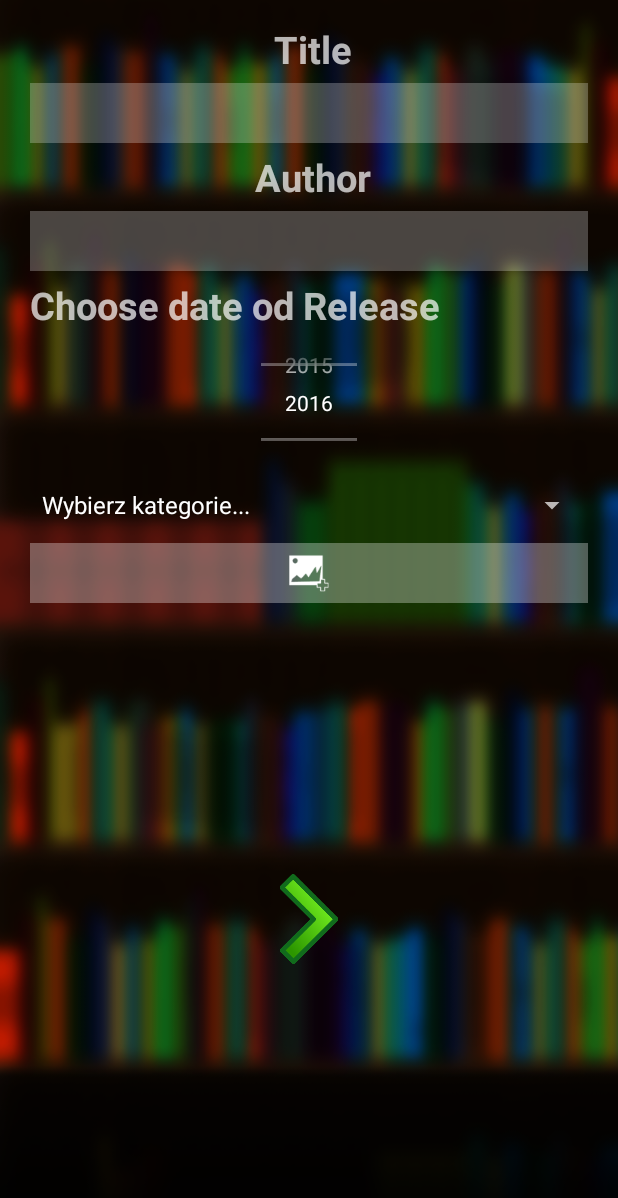
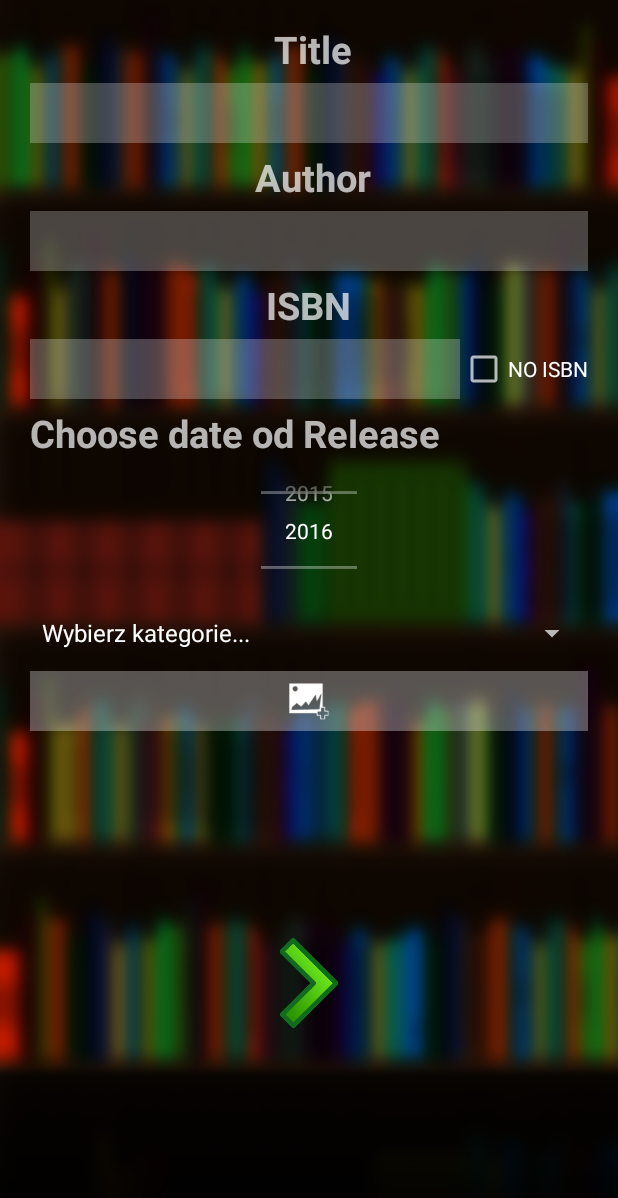
Before and after one commit to BCrossTeam/SmartCrossing-Android, an Android app: the AddBookActivity screen opened directly, with no data from a screen before it, on a phone screen of 412 x 824 dp. Shown: the top 1198 px of the screen. Run offline under Robolectric (Android 15) with nearby library versions, the phone set to English and light mode, and no system bars; our stand-ins replace CircleImageView.

Commit message:
Added no ISBN checkbox, handled no ISBN situation, fixed Map Crash

```diff
--- a/app/src/main/java/com/futurologeek/smartcrossing/AddBookActivity.java
+++ b/app/src/main/java/com/futurologeek/smartcrossing/AddBookActivity.java
@@ -4,6 +4,7 @@ import android.Manifest;
 import android.app.Activity;
 import android.app.AlertDialog;
 import android.app.Dialog;
+import android.content.Context;
 import android.content.DialogInterface;
 import android.content.Intent;
 import android.content.pm.PackageManager;
@@ -16,7 +17,11 @@ import android.support.design.widget.Snackbar;
 import android.support.v4.app.ActivityCompat;
 import android.support.v7.app.AppCompatActivity;
 import android.util.Log;
+import android.view.MotionEvent;
 import android.view.View;
+import android.view.inputmethod.InputMethodManager;
+import android.widget.CheckBox;
+import android.widget.CompoundButton;
 import android.widget.EditText;
 import android.widget.ImageView;
 import android.widget.LinearLayout;
@@ -37,9 +42,10 @@ import java.util.Calendar;
 public class AddBookActivity extends AppCompatActivity {
     String url = "";
     String creators = "";
-    EditText addTitle, addAuthor;
+    EditText addTitle, addAuthor, addISBN;
     NumberPicker year;
     ImageView arrow;
+    boolean hasISBN = false;
     RelativeLayout add_photo_relative;
     LinearLayout mainLinearLayout;
     ImageView choosePhotoIco;
@@ -51,6 +57,7 @@ public class AddBookActivity extends AppCompatActivity {
     private Uri outputFileUri;
     private Uri file;
     private Uri imageToUploadUri;
+    private CheckBox hasNumber;
     int yearvalue;
     JSONObject ob;
 
@@ -75,6 +82,7 @@ public class AddBookActivity extends AppCompatActivity {
     }
 
     public void findViews(){
+        hasNumber = (CheckBox) findViewById(R.id.checkBox);
         add_photo_relative = (RelativeLayout) findViewById(R.id.add_photo_relative);
         addTitle =   (EditText) findViewById(R.id.add_title);
         addAuthor = (EditText) findViewById(R.id.add_author);
@@ -83,6 +91,7 @@ public class AddBookActivity extends AppCompatActivity {
         mainLinearLayout = (LinearLayout) findViewById(R.id.mainlinearlayout);
         choosePhotoIco = (ImageView) findViewById(R.id.choose_photo_ic);
         catSelector = (Spinner) findViewById(R.id.cat_selector);
+        addISBN = (EditText) findViewById(R.id.add_ISBN);
     }
 
     public void setListeners(){
@@ -90,6 +99,30 @@ public class AddBookActivity extends AppCompatActivity {
         year.setMaxValue(cyear);
         year.setWrapSelectorWheel(false);
         year.setValue(cyear);
+
+        hasNumber.setOnCheckedChangeListener(new CompoundButton.OnCheckedChangeListener() {
+            @Override
+            public void onCheckedChanged(CompoundButton buttonView, boolean isChecked) {
+                if(isChecked){
+                    hasISBN = false;
+                    addISBN.setEnabled(false);
+
+                    addISBN.setBackgroundColor(getResources().getColor(R.color.grey));
+                } else {
+                    hasISBN = true;
+                    addISBN.setEnabled(true);
+                    addISBN.setBackgroundColor(getResources().getColor(R.color.fortyshadesofgrey));
+                }
+            }
+        });
+
+        mainLinearLayout.setOnTouchListener(new View.OnTouchListener() {
+            @Override
+            public boolean onTouch(View view, MotionEvent ev) {
+                hideKeyboard(view);
+                return false;
+            }
+        });
 
         arrow.setOnClickListener(new View.OnClickListener() {
             @Override
@@ -140,6 +173,12 @@ public class AddBookActivity extends AppCompatActivity {
                 dialog.show();
             }
         });
+    }
+
+    protected void hideKeyboard(View view)
+    {
+        InputMethodManager in = (InputMethodManager) getSystemService(Context.INPUT_METHOD_SERVICE);
+        in.hideSoftInputFromWindow(view.getWindowToken(), InputMethodManager.HIDE_NOT_ALWAYS);
     }
 
     class GetBookInfo extends AsyncTask<Void, Void, Void> {
@@ -384,6 +423,8 @@ public class AddBookActivity extends AppCompatActivity {
         }
 
 
+
+
     public void goToCropActivity(boolean itsOkayToBeNull, boolean calendarIsOkay) {
         if(!NetworkStatus.checkNetworkStatus(AddBookActivity.this)) {
             Toast.makeText(AddBookActivity.this, getResources().getString(R.string.no_network), Toast.LENGTH_LONG).show();
@@ -402,6 +443,17 @@ public class AddBookActivity extends AppCompatActivity {
         if(author.equals("")){
             Snackbar.make(mainLinearLayout, getString(R.string.desc_null), Snackbar.LENGTH_LONG).show();
             return;
+        }
+
+        if(hasISBN){
+            if (addISBN.getText().toString().equals("")){
+                Snackbar.make(mainLinearLayout, "NO ISBN", Snackbar.LENGTH_LONG).show();
+                return;
+            }
+            else if (addISBN.getText().toString().length() !=13 && addISBN.getText().toString().length()!=10){
+                Snackbar.make(mainLinearLayout, "BAD LENGTH", Snackbar.LENGTH_LONG).show();
+                return;
+            }
         }
 
        if(catSelector.getSelectedItemPosition()==0){
@@ -479,7 +531,7 @@ public class AddBookActivity extends AppCompatActivity {
                             par.put("user_auth_token", UserInfo.token);
                             par.put("book_title", title);
                             par.put("book_author", author);
-                            par.put("book_isbn", "0000000000000");
+                            par.put("book_isbn", addISBN.getText().toString());
                             par.put("book_publication_date", year.getValue());
                             par.put("book_category", GetCategory.returnCatCode(AddBookActivity.this, GetCategory.returnCatCode(AddBookActivity.this, catSelector.getSelectedItem().toString())));
                         } catch (JSONException e) {
@@ -537,6 +589,11 @@ public class AddBookActivity extends AppCompatActivity {
             b.putInt("year", year.getValue());
             b.putString("cat", catSelector.getSelectedItem().toString());
             cel.putExtra("aspect_x", 14);
+            if(hasISBN){
+                cel.putExtra("ISBN", addISBN.getText().toString());
+            } else {
+                cel.putExtra("ISBN", "0000000000000");
+            }
             cel.putExtra("aspect_y", 22);
             b.putString("title", title);
             b.putString("author", author);
--- a/app/src/main/java/com/futurologeek/smartcrossing/MainActivity.java
+++ b/app/src/main/java/com/futurologeek/smartcrossing/MainActivity.java
@@ -303,7 +303,6 @@ public class MainActivity extends AppCompatActivity {
                                 for (Iterator<Bookshelf> iter = punkty.listIterator(); iter.hasNext(); ) {
                                     Bookshelf a = iter.next();
                                     if (a.getDistance()>preferences.getInt("radius",30)) {
-                                        // Toast.makeText(MainActivity.this, "Za duzy dist"+a.getDistance()+" max "+preferences.getInt("radius",30), Toast.LENGTH_SHORT).show();
                                         iter.remove();
                                     }
                                 }
--- a/app/src/main/java/com/futurologeek/smartcrossing/MapActivity.java
+++ b/app/src/main/java/com/futurologeek/smartcrossing/MapActivity.java
@@ -189,7 +189,10 @@ public class MapActivity extends FragmentActivity {
                                             } else {
                                                sortList();
                                                 LatLngBounds.Builder builder = new LatLngBounds.Builder();
-                                                builder.include(new LatLng(punkty.get(0).getLatitude(), punkty.get(0).getLongitude()));
+                                                if(punkty.size()>0){
+                                                    builder.include(new LatLng(punkty.get(0).getLatitude(), punkty.get(0).getLongitude()));
+                                                }
+
                                                 builder.include(new LatLng(loc.latitude, loc.longitude));
                                                 LatLngBounds bounds = builder.build();
                                                 int padding = 200; // offset from edges of the map in pixels
--- a/app/src/main/res/layout/activity_add_book.xml
+++ b/app/src/main/res/layout/activity_add_book.xml
@@ -85,7 +85,69 @@
 
         </LinearLayout>
 
+
     </TableRow>
+
+    <TableRow
+        android:layout_width="match_parent"
+        android:layout_height="@dimen/eighty"
+        android:layout_marginLeft="@dimen/twenty"
+        android:layout_marginRight="@dimen/twenty"
+        android:layout_marginBottom="@dimen/five">
+
+        <LinearLayout
+            android:layout_width="match_parent"
+            android:layout_height="match_parent"
+            android:orientation="vertical">
+            <TextView
+                android:text="@string/ISBN"
+                android:layout_width="wrap_content"
+                android:layout_height="wrap_content"
+                android:textSize="@dimen/twenty_five"
+                android:layout_gravity="center"
+                android:textStyle="normal|bold"
+                android:layout_centerHorizontal="true"
+                android:layout_marginBottom="@dimen/five"
+                android:id="@+id/ISBN" />
+
+            <RelativeLayout
+    android:layout_height="@dimen/forty"
+    android:layout_width="fill_parent">
+
+                <CheckBox
+                    android:text="@string/no_ISBN"
+                    android:layout_width="wrap_content"
+                    android:layout_alignParentEnd="true"
+                    android:layout_alignParentRight="true"
+                    android:checked="false"
+                    android:layout_centerVertical="true"
+                    android:layout_height="wrap_content"
+                    android:id="@+id/checkBox" />
+
+                <EditText
+                android:maxLength="13"
+                android:inputType="number"
+                android:layout_width="fill_parent"
+                android:layout_height="@dimen/forty"
+                android:id="@+id/add_ISBN"
+                    android:textColorHint="@color/white"
+                android:singleLine="true"
+                android:background="@color/fortyshadesofgrey"
+                android:textColor="@color/white"
+                    android:layout_alignParentStart="true"
+                    android:layout_alignParentLeft="true"
+                android:gravity="center"
+                    android:layout_toLeftOf="@+id/checkBox"
+                    android:layout_toStartOf="@+id/checkBox" />
+
+
+            </RelativeLayout>
+
+        </LinearLayout>
+
+
+    </TableRow>
+
 
 
     <TableRow
--- a/app/src/main/res/values/color.xml
+++ b/app/src/main/res/values/color.xml
@@ -3,7 +3,7 @@
 
     <color name="notificationBarColor">#231a39</color>
     <color name="lighterNotificationBarColor">#3B356B</color>
-    <color name="grey">#817d7d</color>
+    <color name="grey">#404b4949</color>
     <color name="lightgreen">#9ae4b0</color>
     <color name="darkgreen">#0b6c28</color>
 
--- a/app/src/main/res/values/strings.xml
+++ b/app/src/main/res/values/strings.xml
@@ -468,12 +468,13 @@
 
     <string name="p_nearest">Nearest</string>
     <string name="P_all">All in radius</string>
-
+    <string name="ISBN">ISBN</string>
 
     <string name="of_searching_bs">of searching bookshelves</string>
     <string name="errors.must_be_between">Must be between</string>
     <string name="UNKNOWN_SUCCESS">Operation done</string>
     <string name="errors.and">And</string>
+    <string name="no_ISBN">NO ISBN</string>
 
     <string name="enter_custom_value">Enter custom value</string>
 
```
Also changed, not shown: app/src/main/java/com/futurologeek/smartcrossing/BookActivity.java (+6 -1 lines), app/src/main/java/com/futurologeek/smartcrossing/crop/CropImageActivity.java (+10 -6 lines), 1 other file.
